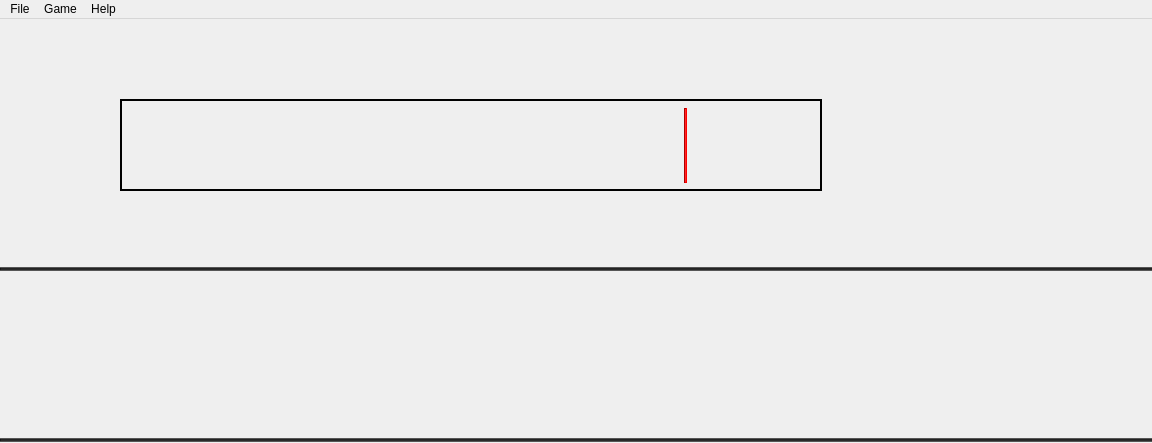
Qt form design/main_window.ui (urasha/YandexLyceum_PyQt5-Project) before a commit.
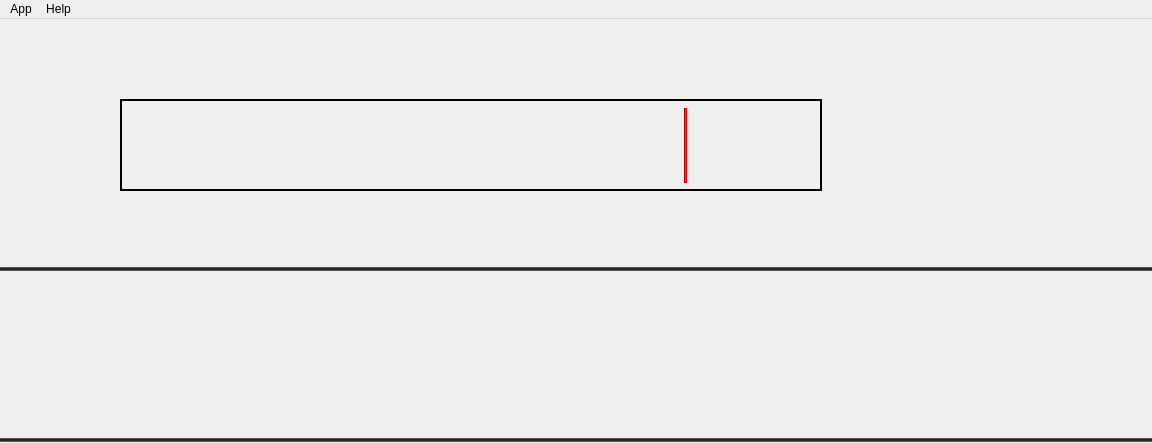
The same form after that commit. Icons and pictures are not drawn.

The edit to the form file:
```diff
--- a/design/main_window.ui
+++ b/design/main_window.ui
@@ -563,22 +563,15 @@
      <height>21</height>
     </rect>
    </property>
-   <widget class="QMenu" name="menuFile">
-    <property name="title">
-     <string>File</string>
-    </property>
-    <addaction name="actionOpen_music_file"/>
-    <addaction name="actionClose_application_Ctrl_L"/>
-   </widget>
    <widget class="QMenu" name="menuHelp">
     <property name="title">
      <string>Help</string>
     </property>
     <addaction name="actionInstruction"/>
    </widget>
-   <widget class="QMenu" name="menuGame">
+   <widget class="QMenu" name="menuApp">
     <property name="title">
-     <string>Game</string>
+     <string>App</string>
     </property>
     <widget class="QMenu" name="menuSymbols">
      <property name="title">
@@ -597,8 +590,7 @@
     <addaction name="menuSymbols"/>
     <addaction name="menuSongs"/>
    </widget>
-   <addaction name="menuFile"/>
-   <addaction name="menuGame"/>
+   <addaction name="menuApp"/>
    <addaction name="menuHelp"/>
   </widget>
   <action name="actionOpen_music_file">
```
Left out of the diff: 25 changed lines with no effect on the pictures.
